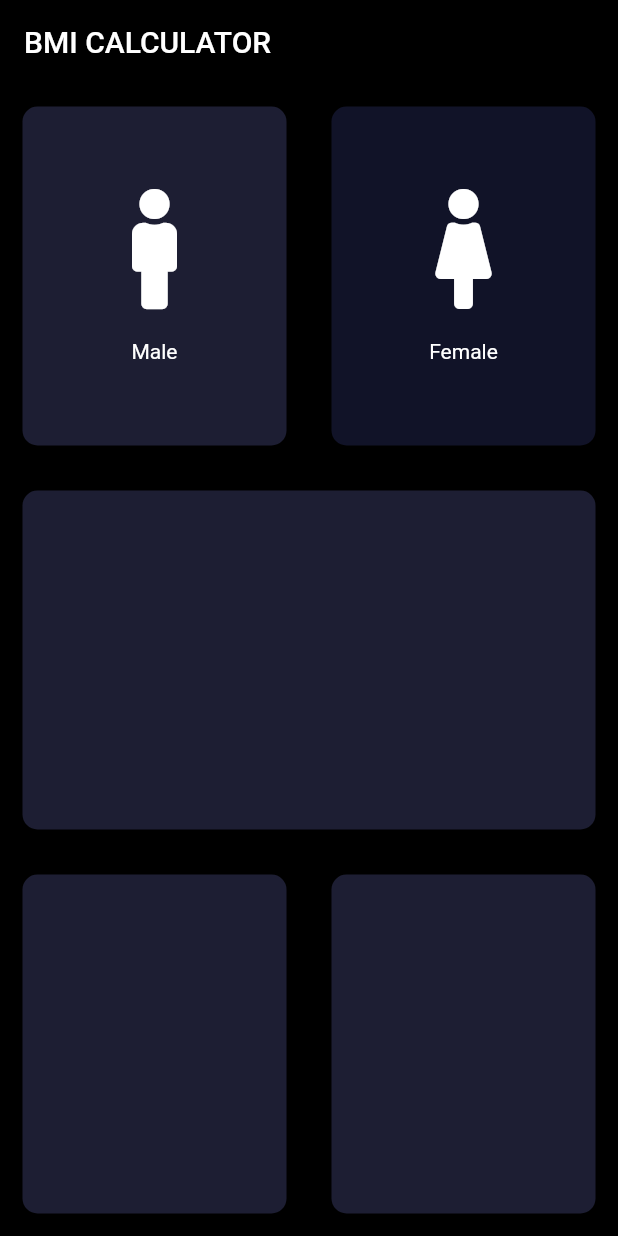
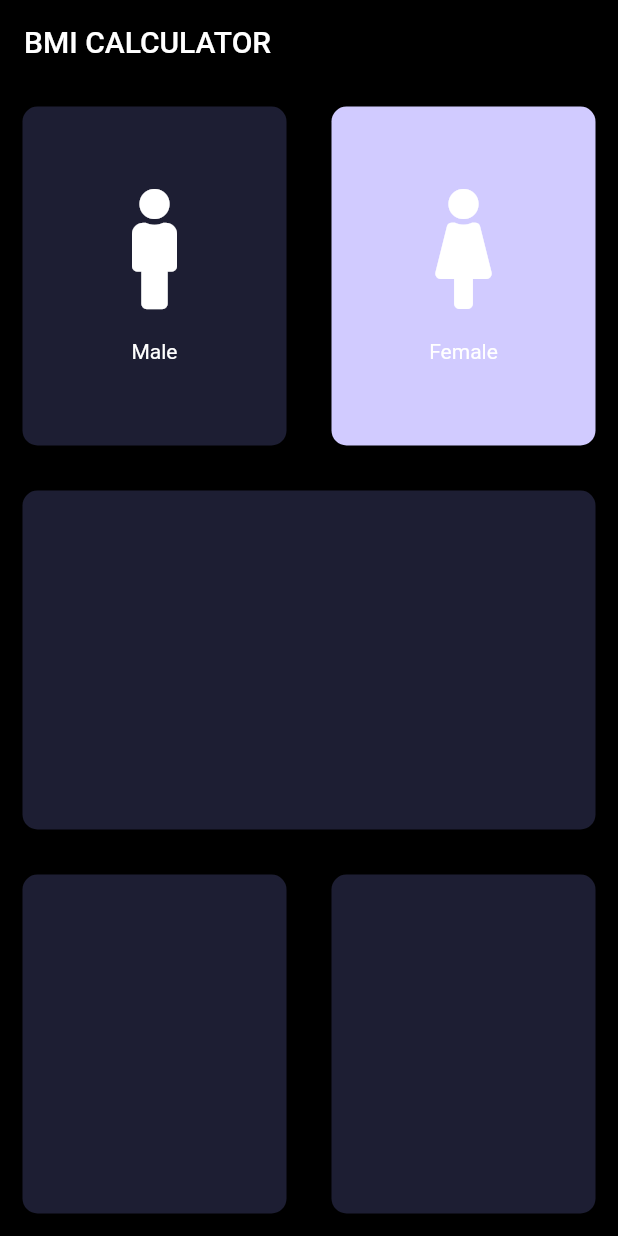
Before and after one commit to azkaBashir45/BMICalculator_flutter, a Flutter app: the screen it shows after launch, after a tap on "Male", on a phone screen of 412 x 824 dp. Run offline on Flutter 3.47's test engine with Material 2 defaults, Android fonts, the phone set to English and light mode, and no system bars; our stand-ins replace font_awesome_flutter.

Commit message:
ternarry operator

```diff
--- a/lib/Screen/inputPage.dart
+++ b/lib/Screen/inputPage.dart
@@ -4,7 +4,7 @@ import 'Container.dart';
 import 'iconText.dart';
 
 const Color activeColor = Color(0xFF1D1E33);
-const Color deactiveColor = Color(0xFF111328);
+const Color deactiveColor = Color(0xFFd1cbff);
 enum Gender { male, female }
 
 class InputPage extends StatefulWidget {
@@ -15,6 +15,7 @@ class InputPage extends StatefulWidget {
 class _InputPageState extends State<InputPage> {
   Color maleColor = deactiveColor;
   Color femaleColor = deactiveColor;
+  Gender selectGender;
 //without enum
   // void updatetheColor(int gender) {
   //   if (gender == 1) {
@@ -25,14 +26,14 @@ class _InputPageState extends State<InputPage> {
   //   }
   // }
 //with enum integer ki form m yd rkna muskil hojata h hm text ki form m yd rky gy
-  void updatetheColor(Gender genderType) {
-    if (genderType == Gender.male) {
-      maleColor = activeColor;
-    }
-    if (genderType == Gender.female) {
-      maleColor = activeColor;
-    }
-  }
+  // void updatetheColor(Gender genderType) {
+  //   if (genderType == Gender.male) {
+  //     maleColor = activeColor;
+  //   }
+  //   if (genderType == Gender.female) {
+  //     maleColor = activeColor;
+  //   }
+  // }
 
   @override
   Widget build(BuildContext context) {
@@ -49,11 +50,13 @@ class _InputPageState extends State<InputPage> {
                   child: GestureDetector(
                     onTap: () {
                       setState(() {
-                        updatetheColor(Gender.male);
+                        selectGender = Gender.male;
                       });
                     },
                     child: RepeateContainer(
-                      colors: maleColor,
+                      colors: selectGender == Gender.male
+                          ? activeColor
+                          : deactiveColor,
                       cardWidjet: RepeatTextIcon(
                         iconData: FontAwesomeIcons.male,
                         label: 'Male',
@@ -65,11 +68,13 @@ class _InputPageState extends State<InputPage> {
                   child: GestureDetector(
                     onTap: () {
                       setState(() {
-                        updatetheColor(Gender.female);
+                        selectGender = Gender.female;
                       });
                     },
                     child: RepeateContainer(
-                      colors: femaleColor,
+                      colors: selectGender == Gender.female
+                          ? activeColor
+                          : deactiveColor,
                       cardWidjet: RepeatTextIcon(
                           iconData: FontAwesomeIcons.female, label: 'Female'),
                     ),
```
